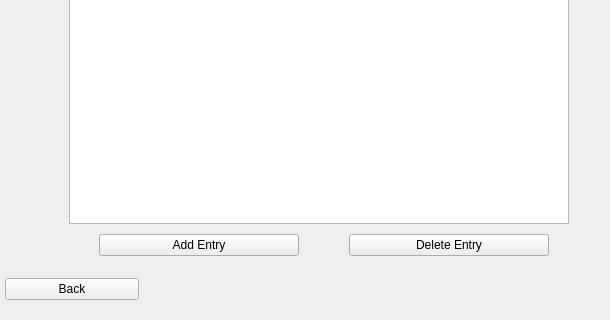
This is ui/dashboardwidget.ui in NFBaeza/Budget-Monitor as Qt 5 draws it before an edit; both pictures show x 410 to 1020 and y 360 to 680 of the 1020 by 680 pixel window. The edited form follows.
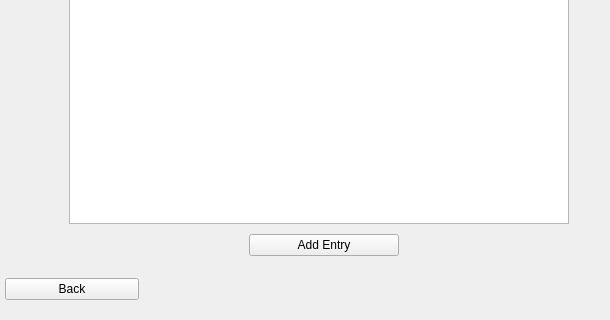
This is the edited form. Custom widgets are drawn as their Qt base class.

The edit to the form file:
```diff
--- a/ui/dashboardwidget.ui
+++ b/ui/dashboardwidget.ui
@@ -61,18 +61,23 @@
      </property>
      <item>
       <widget class="QPushButton" name="AddEntryButton">
+       <property name="sizePolicy">
+        <sizepolicy hsizetype="Fixed" vsizetype="Fixed">
+         <horstretch>0</horstretch>
+         <verstretch>0</verstretch>
+        </sizepolicy>
+       </property>
+       <property name="minimumSize">
+        <size>
+         <width>150</width>
+         <height>0</height>
+        </size>
+       </property>
        <property name="text">
         <string>Add Entry</string>
        </property>
       </widget>
      </item>
-     <item>
-      <widget class="QPushButton" name="DeletEntryButtom">
-       <property name="text">
-        <string>Delete Entry</string>
-       </property>
-      </widget>
-     </item>
     </layout>
    </item>
    <item row="6" column="0">
```
Left out of the diff: 11 changed lines with no effect on the pictures.
